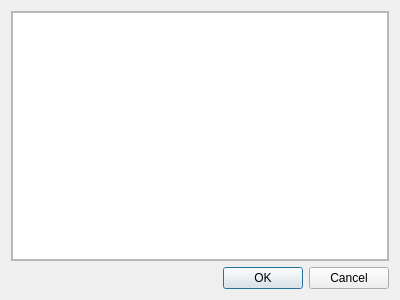
Above: gui_showperson.ui from loaded02/ICF_Report before the change. Below: the same form after it.
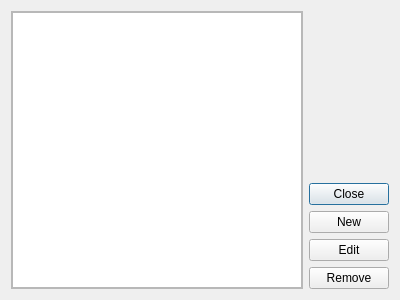
That is the form after the change.

Commit message: Person Management expanded. Remove,New,Edit

Diff of the .ui file:
```diff
--- a/gui_showperson.ui
+++ b/gui_showperson.ui
@@ -13,7 +13,7 @@
   <property name="windowTitle">
    <string>Persons</string>
   </property>
-  <layout class="QVBoxLayout" name="verticalLayout">
+  <layout class="QHBoxLayout" name="horizontalLayout">
    <item>
     <widget class="QScrollArea" name="scrollArea">
      <property name="widgetResizable">
@@ -24,8 +24,8 @@
        <rect>
         <x>0</x>
         <y>0</y>
-        <width>380</width>
-        <height>251</height>
+        <width>292</width>
+        <height>280</height>
        </rect>
       </property>
       <layout class="QVBoxLayout" name="verticalLayout_2">
@@ -49,14 +49,49 @@
     </widget>
    </item>
    <item>
-    <widget class="QDialogButtonBox" name="buttonBox">
-     <property name="orientation">
-      <enum>Qt::Horizontal</enum>
-     </property>
-     <property name="standardButtons">
-      <set>QDialogButtonBox::Cancel|QDialogButtonBox::Ok</set>
-     </property>
-    </widget>
+    <layout class="QVBoxLayout" name="verticalLayout">
+     <item>
+      <spacer name="verticalSpacer">
+       <property name="orientation">
+        <enum>Qt::Vertical</enum>
+       </property>
+       <property name="sizeHint" stdset="0">
+        <size>
+         <width>20</width>
+         <height>40</height>
+        </size>
+       </property>
+      </spacer>
+     </item>
+     <item>
+      <widget class="QPushButton" name="closeButton">
+       <property name="text">
+        <string>Close</string>
+       </property>
+      </widget>
+     </item>
+     <item>
+      <widget class="QPushButton" name="newButton">
+       <property name="text">
+        <string>New</string>
+       </property>
+      </widget>
+     </item>
+     <item>
+      <widget class="QPushButton" name="editButton">
+       <property name="text">
+        <string>Edit</string>
+       </property>
+      </widget>
+     </item>
+     <item>
+      <widget class="QPushButton" name="removeButton">
+       <property name="text">
+        <string>Remove</string>
+       </property>
+      </widget>
+     </item>
+    </layout>
    </item>
   </layout>
  </widget>
```
Left out of the diff: 35 changed lines with no effect on the pictures. The commit also changes 11 other files.
